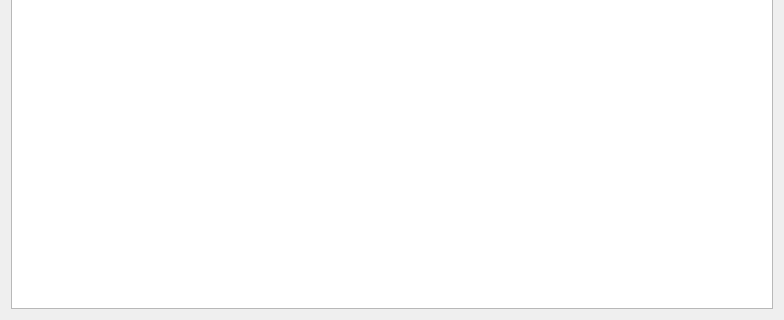
Qt form ui/eros_trace.ui (Florioo/eros-qt-widgets) before a commit; both pictures show x 0 to 784 and y 481 to 801 of the 784 by 801 pixel window.
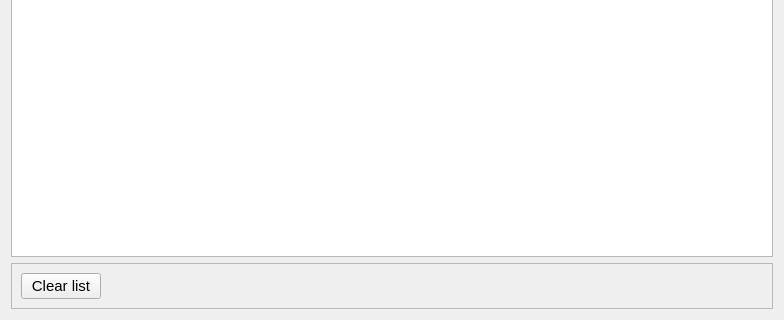
The same form after that commit.

What changed in the file:
```diff
--- a/ui/eros_trace.ui
+++ b/ui/eros_trace.ui
@@ -111,6 +111,44 @@
      </column>
     </widget>
    </item>
+   <item>
+    <widget class="QFrame" name="frame_2">
+     <property name="frameShape">
+      <enum>QFrame::StyledPanel</enum>
+     </property>
+     <property name="frameShadow">
+      <enum>QFrame::Raised</enum>
+     </property>
+     <layout class="QHBoxLayout" name="horizontalLayout_2">
+      <item>
+       <widget class="QPushButton" name="clear_btn">
+        <property name="maximumSize">
+         <size>
+          <width>100</width>
+          <height>16777215</height>
+         </size>
+        </property>
+        <property name="text">
+         <string>Clear list</string>
+        </property>
+       </widget>
+      </item>
+      <item>
+       <spacer name="horizontalSpacer_2">
+        <property name="orientation">
+         <enum>Qt::Horizontal</enum>
+        </property>
+        <property name="sizeHint" stdset="0">
+         <size>
+          <width>40</width>
+          <height>20</height>
+         </size>
+        </property>
+       </spacer>
+      </item>
+     </layout>
+    </widget>
+   </item>
   </layout>
  </widget>
  <resources/>
```
